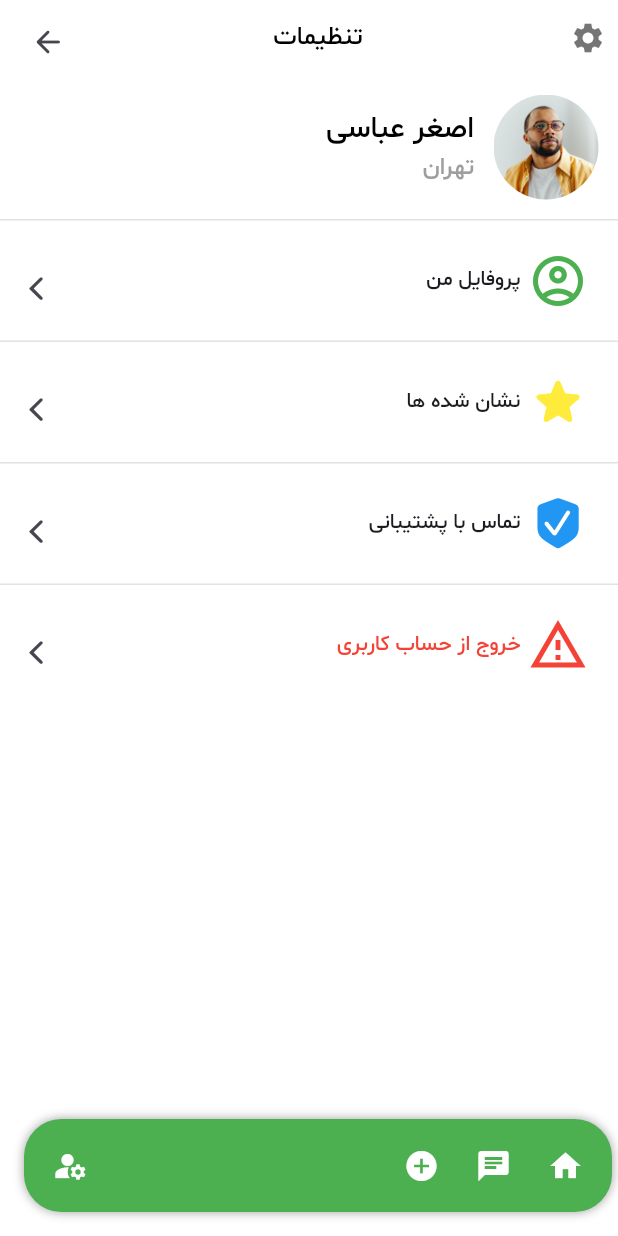
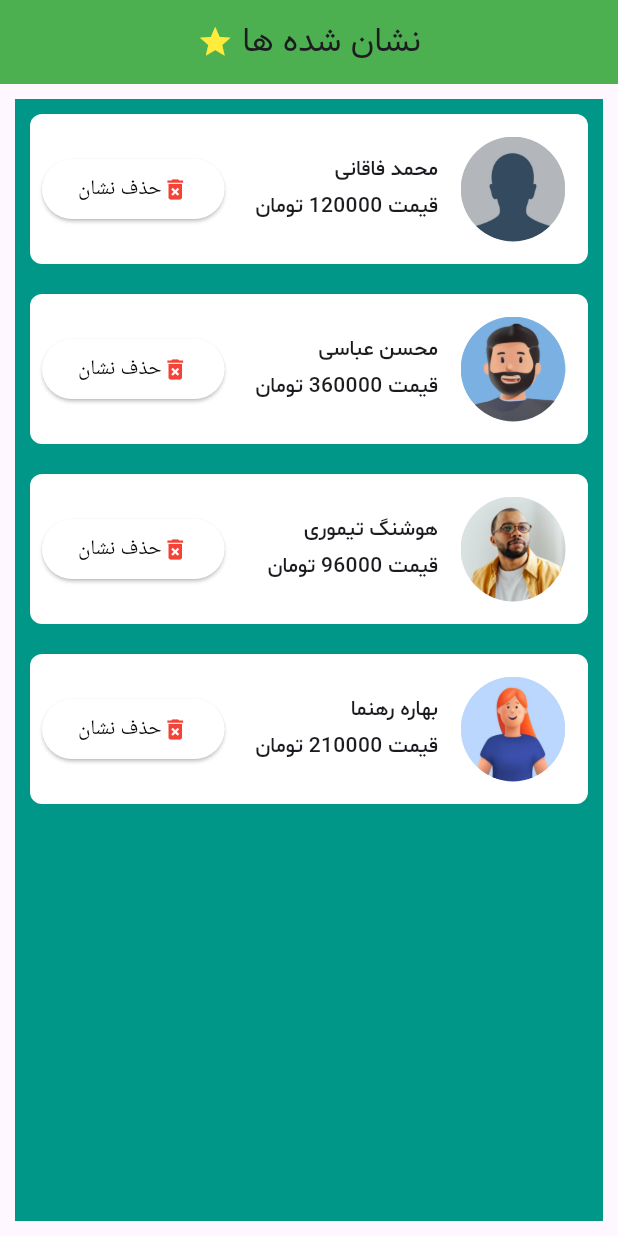
Before and after one commit to MadPad124/Adminor, a Flutter app: the screen it shows after launch, on a phone screen of 412 x 824 dp. Run offline on Flutter 3.47's test engine with Material 3 defaults, Android fonts, the phone set to English and light mode, and no system bars; our stand-ins replace animated_splash_screen, animated_text_kit, chat_bubbles, page_transition, shared_preferences; missing offline and left inert: mobkit_dashed_border; project files that could hold a hidden picture were left out.

Commit message:
صفحه نشان شده ها اضافه شد

```diff
--- a/lib/AdeversitingPages/AdeversitingPage.dart
+++ b/lib/AdeversitingPages/AdeversitingPage.dart
@@ -1,6 +1,3 @@
-
-import 'dart:io';
-
 import 'package:adminor/Settings/settingsPage.dart';
 import 'package:adminor/chat/ChatPage.dart';
 import 'package:adminor/chat/displayChatPage.dart';
--- /dev/null
+++ b/lib/Favorite.dart
@@ -0,0 +1,57 @@
+import 'package:adminor/people.dart';
+import 'package:flutter/material.dart';
+class FavoritePage extends StatelessWidget {
+  const FavoritePage({Key? key}) : super(key: key);
+
+  @override
+  Widget build(BuildContext context) {
+    var w=MediaQuery.of(context).size.width;
+    var h=MediaQuery.of(context).size.height;
+    return Scaffold(appBar: AppBar(title: const Row(
+      crossAxisAlignment: CrossAxisAlignment.center,
+      mainAxisAlignment: MainAxisAlignment.center,
+      children: [
+      Text('نشان شده ها ',style: TextStyle(fontFamily: 'vazir'),),
+      Icon(Icons.star,color: Colors.yellow,)
+      ],
+    ),backgroundColor: Colors.green,),
+    body: Center(child: Padding(
+      padding: const EdgeInsets.all(10.0),
+      child: Container(width: w,height: h,decoration: const BoxDecoration(color: Colors.teal),
+      child: ListView.builder(itemCount: name.length,itemBuilder: (context, index) {
+        return Padding(
+          padding: const EdgeInsets.all(10.0),
+          child: Container(decoration: BoxDecoration(color: Colors.white,borderRadius: BorderRadius.circular(8)),width: w,height: 100,
+              child:Row(mainAxisAlignment: MainAxisAlignment.start,
+                children: [Padding(
+                  padding: const EdgeInsets.only(right: 15.0),
+                  child: ClipRRect(borderRadius:BorderRadius.circular(50) ,
+                    child: Image.asset(url[index],width: 70,height: 70,),),
+                ),const SizedBox(width:15),
+                  Expanded(
+                    child: Column(mainAxisAlignment: MainAxisAlignment.center,crossAxisAlignment: CrossAxisAlignment.start,children: [
+                    Text(name[index],style: const TextStyle(fontFamily: 'Shabnam'),),
+                    const SizedBox(height: 5,),
+                    Text('قیمت ${price[index]} تومان',style: const TextStyle(fontFamily: 'Shabnam'),),
+                ],),
+                  ),
+                Padding(
+                  padding: const EdgeInsets.only(left: 8.0),
+                  child: ElevatedButton(
+                      style: ButtonStyle(backgroundColor: MaterialStateProperty.all(Colors.white)),
+                      onPressed: () {} , child: const Row(
+                    children: [
+                      Icon(Icons.delete_forever,color: Colors.red ,),
+                      Text('حذف نشان',style: TextStyle(color: Colors.black),),
+                    ],
+                  )),
+                ),
+                ],)
+          ),
+        );
+      },),
+      ),
+    )),
+    );
+  }
+}
--- a/lib/main.dart
+++ b/lib/main.dart
@@ -1,5 +1,6 @@
 
 
+import 'package:adminor/Favorite.dart';
 import 'package:adminor/Settings/settingsPage.dart';
 //import 'package:animated_splash_screen/animated_splash_screen.dart';
 import 'package:flutter/material.dart';
@@ -38,7 +39,7 @@ class MyApp extends StatelessWidget {
         appBarTheme:
             const AppBarTheme(systemOverlayStyle: SystemUiOverlayStyle.light),
       ),
-      home: const /*StartAppSplashPage*/SettingsPage()
+      home: const /*StartAppSplashPage*/FavoritePage()
     );
   }
 }
```
Also changed, not shown: lib/Settings/settingsPage.dart (+38 -1 lines), lib/loginPages/createAccountPage.dart (deleted, +0 -268 lines), lib/loginPages/loginPage.dart (+5 -4 lines).
